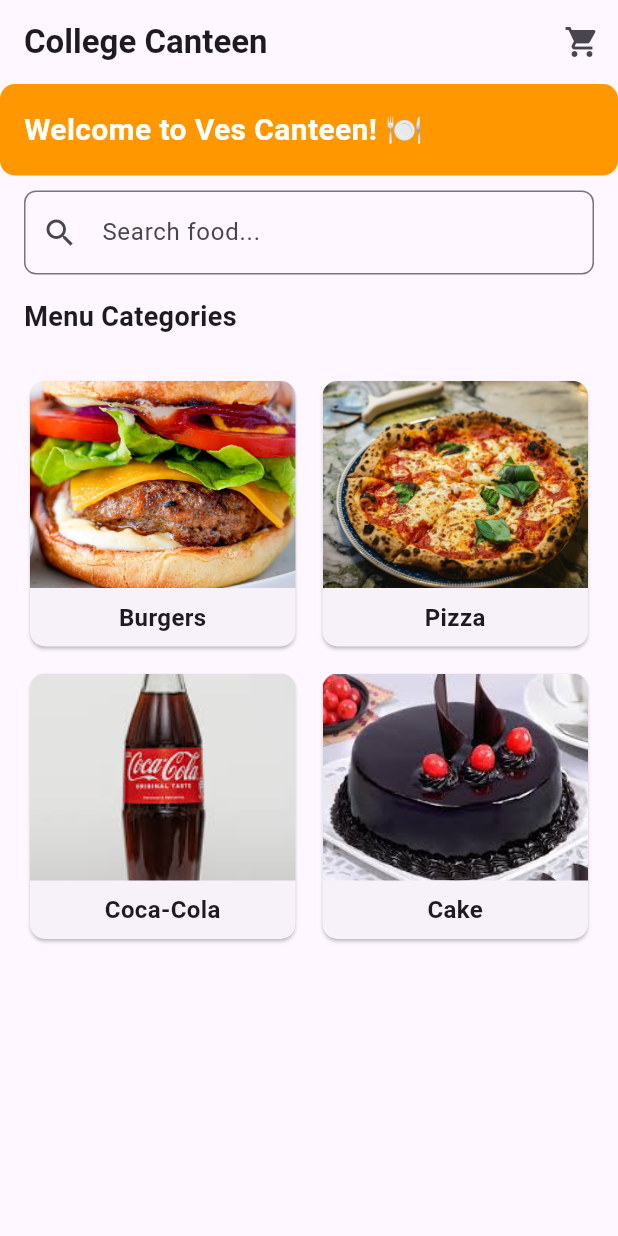
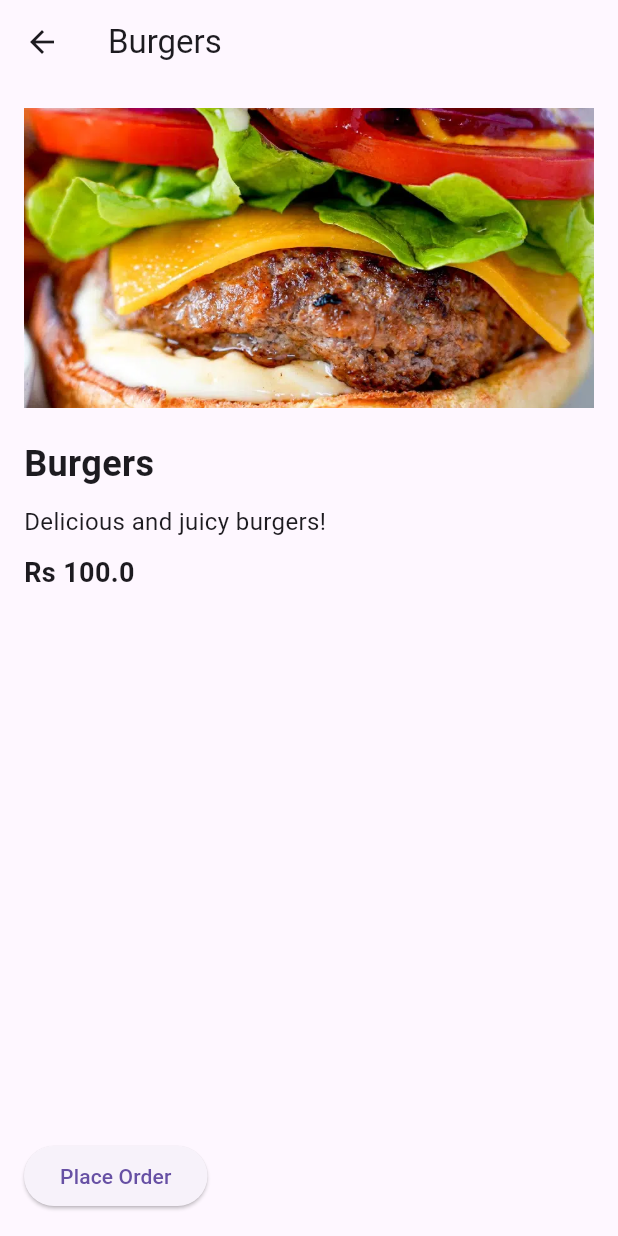
Before and after one commit to Shiven04123/flutter1, a Flutter app: the screen it shows after launch, after a tap on "Burgers", on a phone screen of 412 x 824 dp. Run offline on Flutter 3.47's test engine with Material 3 defaults, Android fonts, the phone set to English and light mode, and no system bars.

Commit message:
photos added and order placement button gives a dummy msg of placed order

```diff
--- a/lib/main.dart
+++ b/lib/main.dart
@@ -15,6 +15,33 @@ class CanteenApp extends StatelessWidget {
 }
 
 class HomePage extends StatelessWidget {
+  final List<Food> foods = [
+    Food(
+      name: 'Burgers',
+      imagePath: 'assets/burgers.jpg',
+      description: 'Delicious and juicy burgers!',
+      price: 100,
+    ),
+    Food(
+      name: 'Pizza',
+      imagePath: 'assets/pizza.jpg',
+      description: 'Cheesy and tasty pizza.',
+      price: 120,
+    ),
+    Food(
+      name: 'Coca-Cola',
+      imagePath: 'assets/coke.jpg',
+      description: 'Refreshing soft drink.',
+      price: 20,
+    ),
+    Food(
+      name: 'Cake',
+      imagePath: 'assets/cake.jpg',
+      description: 'Fresh and sweet cake.',
+      price: 300,
+    ),
+  ];
+
   @override
   Widget build(BuildContext context) {
     return Scaffold(
@@ -30,7 +57,6 @@ class HomePage extends StatelessWidget {
       body: Column(
         crossAxisAlignment: CrossAxisAlignment.start,
         children: [
-          // Welcome Banner
           Container(
             padding: EdgeInsets.all(16.0),
             width: double.infinity,
@@ -44,8 +70,6 @@ class HomePage extends StatelessWidget {
             ),
           ),
           SizedBox(height: 10),
-
-          // Search Bar
           Padding(
             padding: EdgeInsets.symmetric(horizontal: 16.0),
             child: TextField(
@@ -57,8 +81,6 @@ class HomePage extends StatelessWidget {
             ),
           ),
           SizedBox(height: 15),
-
-          // Categories
           Padding(
             padding: EdgeInsets.symmetric(horizontal: 16.0),
             child: Text(
@@ -67,20 +89,13 @@ class HomePage extends StatelessWidget {
             ),
           ),
           SizedBox(height: 10),
-
-          // Food Categories Grid
           Expanded(
             child: GridView.count(
               crossAxisCount: 2,
               padding: EdgeInsets.all(16),
               crossAxisSpacing: 10,
               mainAxisSpacing: 10,
-              children: [
-                foodCategoryTile('Burgers', 'assets/burgers.jpg'),
-                foodCategoryTile('Pizza', 'assets/pizza.jpg'),
-                foodCategoryTile('Coca-Cola', 'assets/coke.jpg'),
-                foodCategoryTile('Cake', 'assets/cake.jpg'),
-              ],
+              children: foods.map((food) => foodCategoryTile(context, food)).toList(),
             ),
           ),
         ],
@@ -88,11 +103,18 @@ class HomePage extends StatelessWidget {
     );
   }
 
-  Widget foodCategoryTile(String title, String imagePath) {
+  Widget foodCategoryTile(BuildContext context, Food food) {
     return Card(
       shape: RoundedRectangleBorder(borderRadius: BorderRadius.circular(10)),
       child: InkWell(
-        onTap: () {},
+        onTap: () {
+          Navigator.push(
+            context,
+            MaterialPageRoute(
+              builder: (context) => FoodDetailPage(food: food),
+            ),
+          );
+        },
         child: Column(
           crossAxisAlignment: CrossAxisAlignment.stretch,
           children: [
@@ -100,7 +122,7 @@ class HomePage extends StatelessWidget {
               child: ClipRRect(
                 borderRadius: BorderRadius.vertical(top: Radius.circular(10)),
                 child: Image.asset(
-                  imagePath,
+                  food.imagePath,
                   fit: BoxFit.cover,
                   width: double.infinity,
                 ),
@@ -109,7 +131,7 @@ class HomePage extends StatelessWidget {
             Padding(
               padding: const EdgeInsets.all(8.0),
               child: Text(
-                title,
+                food.name,
                 textAlign: TextAlign.center,
                 style: TextStyle(fontSize: 16, fontWeight: FontWeight.bold),
               ),
@@ -120,3 +142,55 @@ class HomePage extends StatelessWidget {
     );
   }
 }
+
+class Food {
+  final String name;
+  final String imagePath;
+  final String description;
+  final double price;
+
+  Food({
+    required this.name,
+    required this.imagePath,
+    required this.description,
+    required this.price,
+  });
+}
+
+class FoodDetailPage extends StatelessWidget {
+  final Food food;
+
+  // Constructor to accept a Food object
+  FoodDetailPage({required this.food});
+
+  @override
+  Widget build(BuildContext context) {
+    return Scaffold(
+      appBar: AppBar(title: Text(food.name)),
+      body: Padding(
+        padding: const EdgeInsets.all(16.0),
+        child: Column(
+          crossAxisAlignment: CrossAxisAlignment.start,
+          children: [
+            Image.asset(food.imagePath, width: double.infinity, height: 200, fit: BoxFit.cover),
+            SizedBox(height: 20),
+            Text(food.name, style: TextStyle(fontSize: 24, fontWeight: FontWeight.bold)),
+            SizedBox(height: 10),
+            Text(food.description, style: TextStyle(fontSize: 16)),
+            SizedBox(height: 10),
+            Text('\Rs ${food.price}', style: TextStyle(fontSize: 18, fontWeight: FontWeight.bold)),
+            Spacer(),
+            ElevatedButton(
+              onPressed: () {
+                ScaffoldMessenger.of(context).showSnackBar(
+                  SnackBar(content: Text('Order placed for ${food.name}')),
+                );
+              },
+              child: Text('Place Order'),
+            ),
+          ],
+        ),
+      ),
+    );
+  }
+}
```
